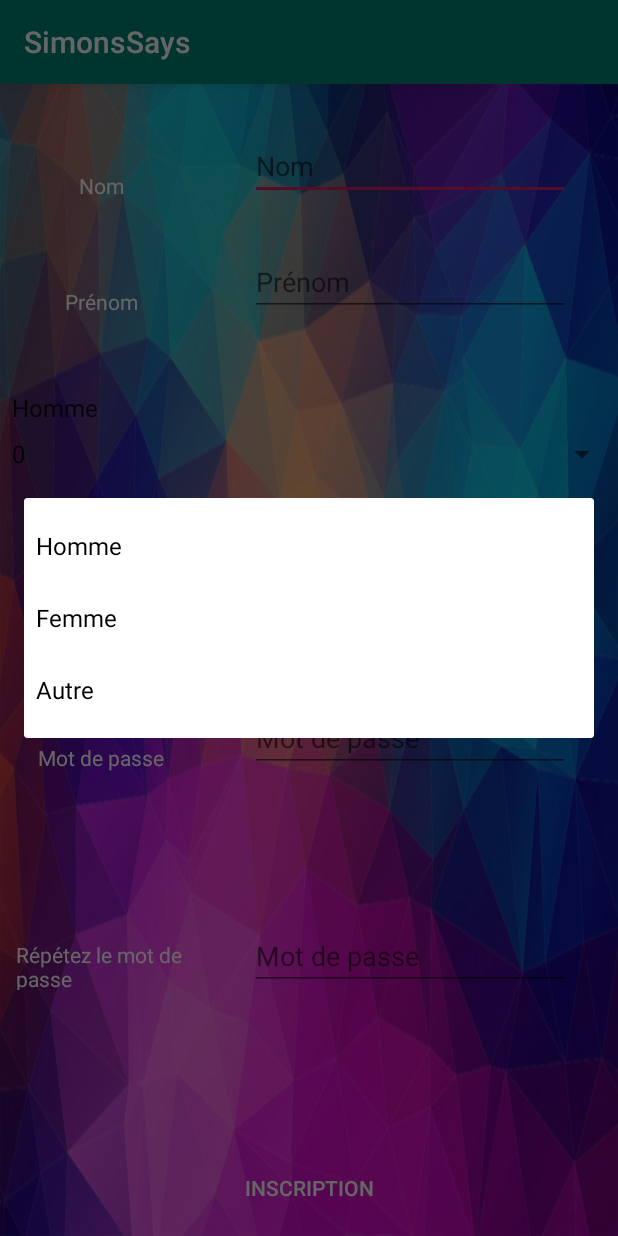
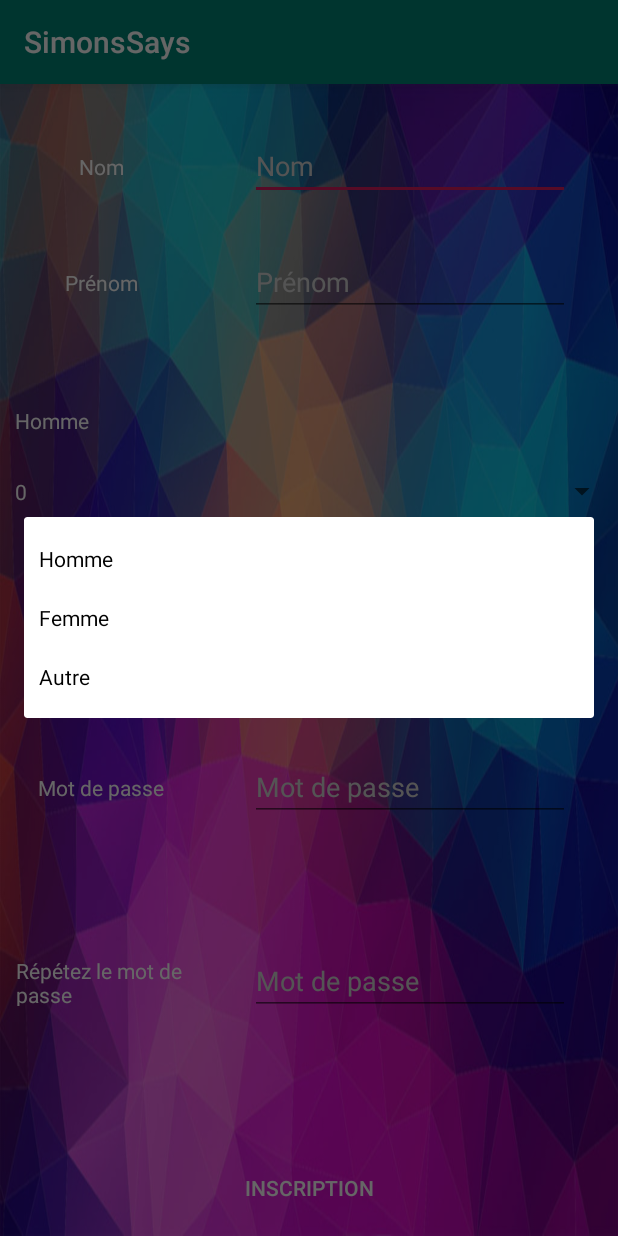
Before and after one commit to PikField/TP_Android_Simon_says, an Android app: the inscription screen opened directly, with no data from a screen before it, after a tap on "Homme", on a phone screen of 412 x 824 dp. Run offline under Robolectric (Android 15) with nearby library versions, the light colour scheme and no system bars.

Commit message:
[dev] SpinnerBlanc+inscription

```diff
--- /dev/null
+++ b/TP_Android/app/src/main/java/com/pikifeld/SimonsSays/adapter/spinnerColor.java
@@ -0,0 +1,22 @@
+package com.pikifeld.SimonsSays.adapter;
+
+import android.view.View;
+import android.widget.Adapter;
+import android.widget.AdapterView;
+import android.widget.Spinner;
+
+import com.pikifeld.SimonsSays.R;
+
+public class spinnerColor implements AdapterView.OnItemSelectedListener {
+
+
+    @Override
+    public void onItemSelected(AdapterView<?> adapterView, View view, int i, long l) {
+
+    }
+
+    @Override
+    public void onNothingSelected(AdapterView<?> adapterView) {
+
+    }
+}
--- a/TP_Android/app/src/main/java/com/pikifeld/SimonsSays/inscription.java
+++ b/TP_Android/app/src/main/java/com/pikifeld/SimonsSays/inscription.java
@@ -6,6 +6,7 @@
 import android.os.Bundle;
 import android.util.Log;
 import android.view.View;
+import android.widget.AdapterView;
 import android.widget.ArrayAdapter;
 import android.widget.Button;
 import android.widget.EditText;
@@ -19,10 +20,12 @@
 
 
 
-public class inscription extends AppCompatActivity {
+public class inscription extends AppCompatActivity implements AdapterView.OnItemSelectedListener {
     EditText textNom, textPrenom, textPseudo, textMail, textMdp, textMdpBis;
     Button sendButton;
     Spinner sexeSpin, ageSpin;
+
+
     SQLite data = new SQLite(this);
 
 
@@ -38,7 +41,7 @@
         textNom= findViewById(R.id.editText3);
         textPrenom= findViewById(R.id.editText4);
         textPseudo= findViewById(R.id.editText6);
-         textMail= findViewById(R.id.editText5);
+        textMail= findViewById(R.id.editText5);
         textMdp= findViewById(R.id.editText7);
         textMdpBis= findViewById(R.id.editText8);
         ageSpin=findViewById(R.id.spinner2);
@@ -50,12 +53,24 @@
             listAge.add(String.valueOf(k));
         }
 
-        ArrayAdapter<String> dataAdaptater = new ArrayAdapter<String>(this, android.R.layout.simple_spinner_item, listAge);
-        dataAdaptater.setDropDownViewResource(android.R.layout.simple_spinner_dropdown_item);
-        ageSpin.setAdapter(dataAdaptater);
+        ArrayAdapter<String> ageAdapt = new ArrayAdapter<String>(this, R.layout.item_spinner, listAge);
+
+        //simple_spinner_dropdown_item
+        ageSpin.setAdapter(ageAdapt);
+
+        ageAdapt.setDropDownViewResource(R.layout.dropdown_spinner);
+        ageSpin.setAdapter(ageAdapt);
+        ageSpin.setOnItemSelectedListener(this);
 
 
 
+        ArrayAdapter sexeAdapt = ArrayAdapter.createFromResource(
+                this,
+                R.array.sexe,
+                R.layout.item_spinner);
+        sexeAdapt.setDropDownViewResource(R.layout.dropdown_spinner);
+        sexeSpin.setAdapter(sexeAdapt);
+        sexeSpin.setOnItemSelectedListener(this);
 
 
         sendButton.setOnClickListener(
@@ -103,4 +118,13 @@
 
     }
 
+    @Override
+    public void onItemSelected(AdapterView<?> adapterView, View view, int i, long l) {
+       // Toast.makeText(this, adapterView.getSelectedItem().toString(),Toast.LENGTH_SHORT).show();
+    }
+
+    @Override
+    public void onNothingSelected(AdapterView<?> adapterView) {
+
+    }
 }
--- a/TP_Android/app/src/main/java/com/pikifeld/SimonsSays/jeu.java
+++ b/TP_Android/app/src/main/java/com/pikifeld/SimonsSays/jeu.java
@@ -113,8 +113,8 @@
         // Toast.makeText(this, "bouton cliquer = " + bouttonClicker+" -- "+boutonCliquerUser.size()+"----"+bouttonACliquer.size(), Toast.LENGTH_SHORT).show();
 
 
-        ToneGenerator toneGenerator = new ToneGenerator(6,100);
-        toneGenerator.startTone(buttons.get(bouttonClicker).getTone(),200);
+        //ToneGenerator toneGenerator = new ToneGenerator(6,100);
+        //toneGenerator.startTone(buttons.get(bouttonClicker).getTone(),200);
 
         score = (float)(modeActuel.getPoid()*(levelActuel-1));
         ((TextView) findViewById(R.id.textView)).setText(getResources().getText(R.string.level)+": "+levelActuel
@@ -203,7 +203,7 @@
 
     private void allumerLumiere(final int num){
 
-        final ToneGenerator toneGenerator = new ToneGenerator(6,100);
+//        final ToneGenerator toneGenerator = new ToneGenerator(6,100);
 
 
         new CountDownTimer(TIMER_ENTRE_ECLAIRAGE/2, 10) {
@@ -213,7 +213,7 @@
 
             public void onFinish() {
 
-                toneGenerator.startTone(buttons.get(num).getTone());
+                //toneGenerator.startTone(buttons.get(num).getTone());
                 new CountDownTimer(TIMER_ENTRE_ECLAIRAGE, 10) {
 
                     public void onTick(long millisUntilFinished) {
@@ -223,7 +223,7 @@
                     public void onFinish() {
                         buttons.get(bouttonACliquer.get(num)).buttonDark(jeu.this);
                         int i = num + 1 ;
-                        toneGenerator.stopTone();
+                       // toneGenerator.stopTone();
                         if(i<bouttonACliquer.size())
                             allumerLumiere(i);
                         else{
--- /dev/null
+++ b/TP_Android/app/src/main/res/layout/dropdown_spinner.xml
@@ -0,0 +1,10 @@
+<?xml version="1.0" encoding="utf-8"?>
+<TextView xmlns:android="http://schemas.android.com/apk/res/android"
+    android:layout_width="match_parent"
+    android:layout_height="wrap_content"
+    android:text="coucouhibou"
+    android:padding="10dp"
+    android:textColor="@android:color/black"
+    >
+
+</TextView>
--- a/TP_Android/app/src/main/res/layout/inscription.xml
+++ b/TP_Android/app/src/main/res/layout/inscription.xml
@@ -24,6 +24,7 @@
             android:layout_marginBottom="16dp"
             android:ems="10"
             android:hint="@string/mdp"
+            android:textColorHint="#D3D3D3"
             android:inputType="textPassword"
             android:textColor="@android:color/background_light"
             app:layout_constraintBottom_toTopOf="@+id/button11"
@@ -39,7 +40,8 @@
             android:textColor="@android:color/background_light"
             app:layout_constraintBottom_toBottomOf="@+id/editText6"
             app:layout_constraintEnd_toStartOf="@+id/editText6"
-            app:layout_constraintStart_toStartOf="parent" />
+            app:layout_constraintStart_toStartOf="parent"
+            app:layout_constraintTop_toTopOf="@+id/editText6" />
 
         <TextView
             android:id="@+id/textView3"
@@ -50,7 +52,8 @@
             android:textColor="@android:color/background_light"
             app:layout_constraintBottom_toBottomOf="@+id/editText4"
             app:layout_constraintEnd_toStartOf="@+id/editText4"
-            app:layout_constraintStart_toStartOf="parent" />
+            app:layout_constraintStart_toStartOf="parent"
+            app:layout_constraintTop_toTopOf="@+id/editText4" />
 
         <EditText
             android:id="@+id/editText3"
@@ -59,6 +62,7 @@
             android:layout_marginTop="32dp"
             android:layout_marginEnd="32dp"
             android:ems="10"
+            android:textColorHint="#D3D3D3"
             android:hint="@string/nm"
             android:inputType="textPersonName"
             android:textColor="@android:color/background_light"
@@ -74,7 +78,8 @@
             android:textColor="@android:color/background_light"
             app:layout_constraintBottom_toBottomOf="@+id/editText7"
             app:layout_constraintEnd_toStartOf="@+id/editText7"
-            app:layout_constraintStart_toStartOf="parent" />
+            app:layout_constraintStart_toStartOf="parent"
+            app:layout_constraintTop_toTopOf="@+id/editText7" />
 
         <Spinner
             android:id="@+id/spinner2"
@@ -82,6 +87,7 @@
             android:layout_height="wrap_content"
             android:layout_marginTop="8dp"
             android:spinnerMode="dialog"
+
             app:layout_constraintEnd_toEndOf="parent"
             app:layout_constraintHorizontal_bias="0.0"
             app:layout_constraintStart_toStartOf="parent"
@@ -97,7 +103,8 @@
             android:textColor="@android:color/background_light"
             app:layout_constraintBottom_toBottomOf="@+id/editText3"
             app:layout_constraintEnd_toStartOf="@+id/editText3"
-            app:layout_constraintStart_toStartOf="parent" />
+            app:layout_constraintStart_toStartOf="parent"
+            app:layout_constraintTop_toTopOf="@+id/editText3" />
 
         <Spinner
             android:id="@+id/spinner"
@@ -120,8 +127,10 @@
             android:layout_marginTop="16dp"
             android:layout_marginEnd="32dp"
             android:ems="10"
+            android:textColorHint="#D3D3D3"
             android:hint="@string/mail"
             android:inputType="textEmailAddress"
+            android:textColor="@android:color/background_light"
             app:layout_constraintEnd_toEndOf="parent"
             app:layout_constraintTop_toBottomOf="@+id/editText6" />
 
@@ -132,9 +141,10 @@
             android:layout_marginEnd="32dp"
             android:text="@string/mail"
             android:textColor="@android:color/background_light"
-            app:layout_constraintBottom_toTopOf="@+id/editText7"
+            app:layout_constraintBottom_toBottomOf="@+id/editText5"
             app:layout_constraintEnd_toStartOf="@+id/editText5"
-            app:layout_constraintStart_toStartOf="parent" />
+            app:layout_constraintStart_toStartOf="parent"
+            app:layout_constraintTop_toTopOf="@+id/editText5" />
 
         <EditText
             android:id="@+id/editText4"
@@ -143,8 +153,10 @@
             android:layout_marginTop="32dp"
             android:layout_marginEnd="32dp"
             android:ems="10"
+            android:textColorHint="#D3D3D3"
             android:hint="@string/pr"
             android:inputType="textPersonName"
+            android:textColor="@android:color/background_light"
             app:layout_constraintEnd_toEndOf="parent"
             app:layout_constraintTop_toBottomOf="@+id/editText3" />
 
@@ -155,8 +167,10 @@
             android:layout_marginTop="32dp"
             android:layout_marginEnd="32dp"
             android:ems="10"
+            android:textColorHint="#D3D3D3"
             android:hint="@string/ps"
             android:inputType="textPersonName"
+            android:textColor="@android:color/background_light"
             app:layout_constraintEnd_toEndOf="parent"
             app:layout_constraintTop_toBottomOf="@+id/spinner2" />
 
@@ -167,8 +181,10 @@
             android:layout_marginTop="16dp"
             android:layout_marginEnd="32dp"
             android:ems="10"
+            android:textColorHint="#D3D3D3"
             android:hint="@string/mdp"
             android:inputType="textPassword"
+            android:textColor="@android:color/background_light"
             app:layout_constraintEnd_toEndOf="parent"
             app:layout_constraintTop_toBottomOf="@+id/editText5" />
 
@@ -181,7 +197,8 @@
             android:textColor="@android:color/background_light"
             app:layout_constraintBottom_toBottomOf="@+id/editText8"
             app:layout_constraintEnd_toStartOf="@+id/editText8"
-            app:layout_constraintStart_toStartOf="parent" />
+            app:layout_constraintStart_toStartOf="parent"
+            app:layout_constraintTop_toTopOf="@+id/editText8" />
 
         <Button
             android:id="@+id/button11"
--- /dev/null
+++ b/TP_Android/app/src/main/res/layout/item_spinner.xml
@@ -0,0 +1,10 @@
+<?xml version="1.0" encoding="utf-8"?>
+<CheckedTextView xmlns:android="http://schemas.android.com/apk/res/android"
+    android:layout_width="match_parent"
+    android:layout_height="wrap_content"
+    android:text=""
+    android:padding="10dp"
+    android:textColor="@android:color/white"
+    >
+
+</CheckedTextView>
```
Also changed, not shown: 2 other files.
